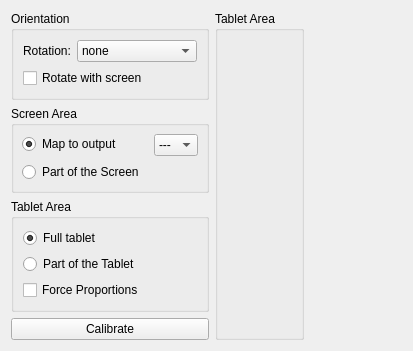
Before: the Qt Designer form src/kcmodule/padmapping.ui in KDE/wacomtablet, drawn with Qt 5.
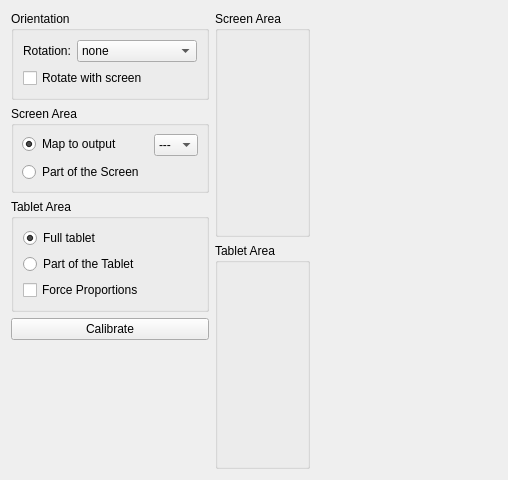
After: the same form once the commit is applied. Custom widgets are drawn as their Qt base class.

Commit message: add screen selection dialog

What changed in the file:
```diff
--- a/src/kcmodule/padmapping.ui
+++ b/src/kcmodule/padmapping.ui
@@ -6,8 +6,8 @@
    <rect>
     <x>0</x>
     <y>0</y>
-    <width>413</width>
-    <height>342</height>
+    <width>508</width>
+    <height>480</height>
    </rect>
   </property>
   <property name="windowTitle">
@@ -16,9 +16,7 @@
   <property name="locale">
    <locale language="English" country="UnitedKingdom"/>
   </property>
-  <layout class="QVBoxLayout" name="verticalLayout_4">
-   <item>
-    <layout class="QHBoxLayout" name="horizontalLayout_2">
+  <layout class="QHBoxLayout" name="horizontalLayout">
      <item>
       <layout class="QVBoxLayout" name="verticalLayout_3">
        <item>
@@ -161,8 +159,6 @@
         </widget>
        </item>
        <item>
-        <layout class="QHBoxLayout" name="horizontalLayout">
-         <item>
           <widget class="KPushButton" name="calibrateButton">
            <property name="toolTip">
             <string>Opens a fullscreen window to calibrate the tablet.</string>
@@ -172,9 +168,30 @@
            </property>
           </widget>
          </item>
-        </layout>
-       </item>
-      </layout>
+     <item>
+      <spacer name="verticalSpacer_3">
+       <property name="orientation">
+        <enum>Qt::Vertical</enum>
+       </property>
+       <property name="sizeHint" stdset="0">
+        <size>
+         <width>20</width>
+         <height>59</height>
+        </size>
+       </property>
+      </spacer>
+     </item>
+    </layout>
+   </item>
+   <item>
+    <layout class="QVBoxLayout" name="verticalLayout_4">
+     <item>
+      <widget class="QGroupBox" name="screenAreaBox">
+       <property name="title">
+        <string>Screen Area</string>
+       </property>
+       <layout class="QVBoxLayout" name="verticalLayout_5"/>
+      </widget>
      </item>
      <item>
       <widget class="QGroupBox" name="tabletAreaBox">
@@ -184,6 +201,8 @@
        <layout class="QVBoxLayout" name="verticalLayout"/>
       </widget>
      </item>
+    </layout>
+   </item>
      <item>
       <spacer name="horizontalSpacer_3">
        <property name="orientation">
@@ -191,28 +210,13 @@
        </property>
        <property name="sizeHint" stdset="0">
         <size>
-         <width>40</width>
+       <width>190</width>
          <height>20</height>
         </size>
        </property>
       </spacer>
      </item>
     </layout>
-   </item>
-   <item>
-    <spacer name="verticalSpacer_3">
-     <property name="orientation">
-      <enum>Qt::Vertical</enum>
-     </property>
-     <property name="sizeHint" stdset="0">
-      <size>
-       <width>20</width>
-       <height>59</height>
-      </size>
-     </property>
-    </spacer>
-   </item>
-  </layout>
  </widget>
  <customwidgets>
   <customwidget>
```
Left out of the diff: 8 changed lines with no effect on the pictures. Lines whose indentation alone changed are shown as unchanged. The commit also changes 5 other files.
